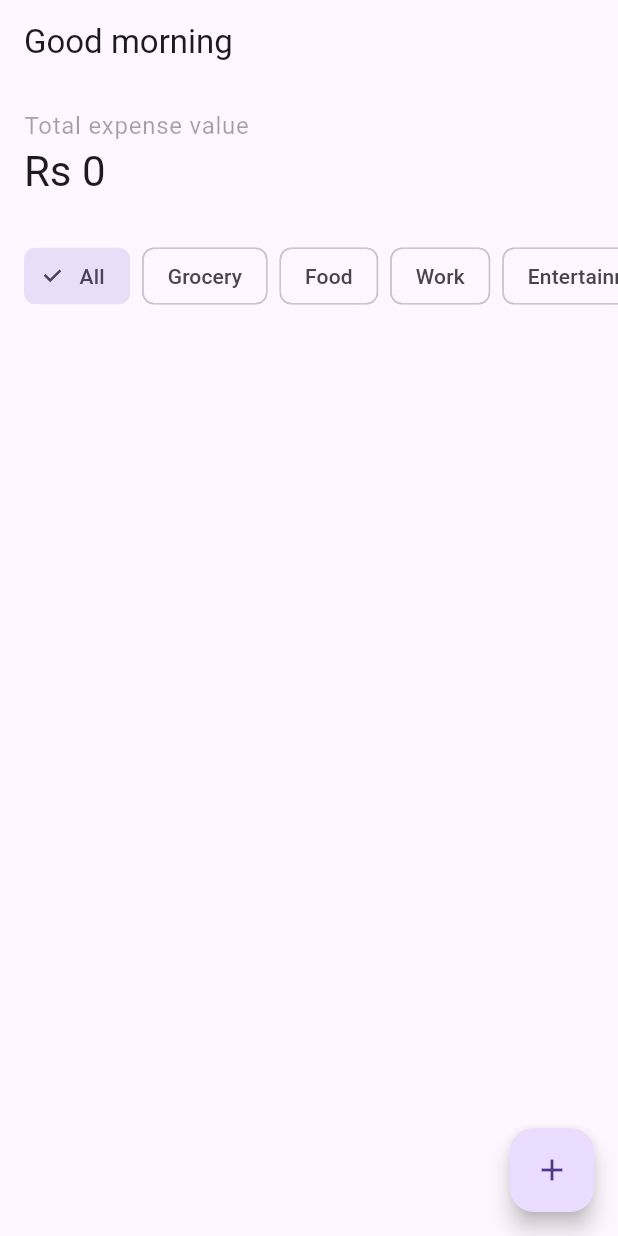
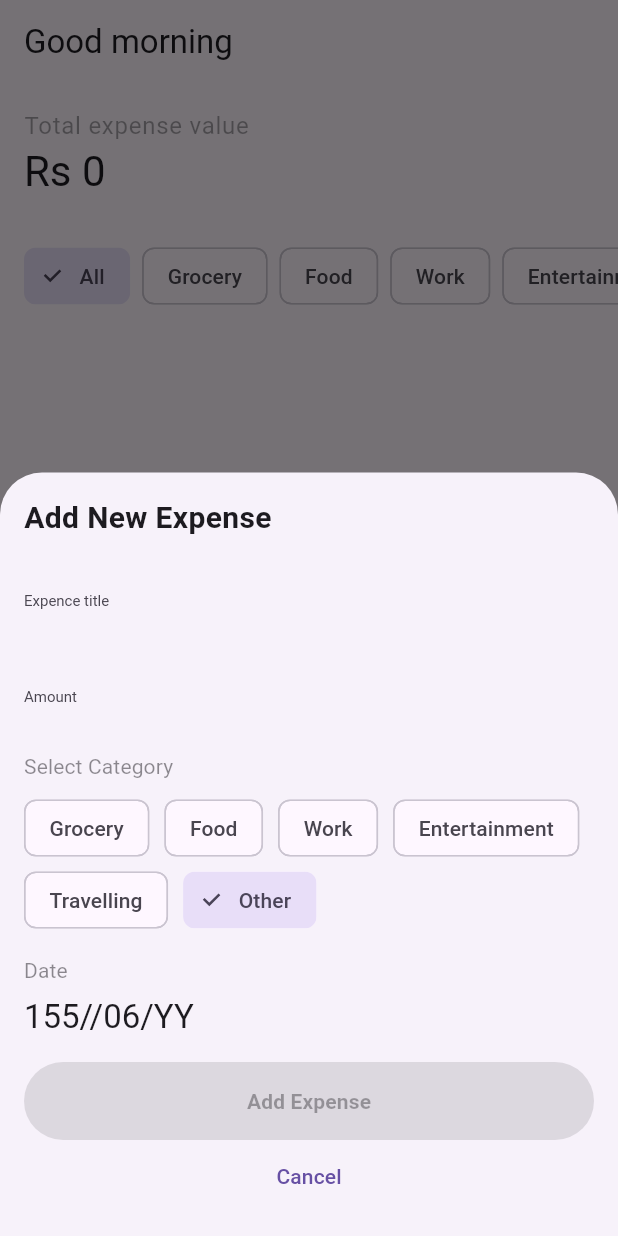
Before and after one commit to ErandaRandikaRox/Expence-tracker, a Flutter app: the screen it shows after launch, after a tap on the "add" icon, on a phone screen of 412 x 824 dp. Run offline on Flutter 3.47's test engine with Material 3 defaults, Android fonts, the phone set to English and light mode, and no system bars; our stand-ins replace bloc, equatable, flutter_bloc, rxdart, shared_preferences.

Commit message:
bug 1 fix

```diff
--- a/expence_tracker/lib/expense_form/expense_form_bloc.dart
+++ b/expence_tracker/lib/expense_form/expense_form_bloc.dart
@@ -1,8 +1,11 @@
 import 'package:bloc/bloc.dart';
 import 'package:equatable/equatable.dart';
+import 'package:expense_tracker/expence_list/expence_list_bloc.dart';
 import 'package:expense_tracker/models/catergory.dart';
 import 'package:expense_tracker/models/expence.dart';
 import 'package:expense_tracker/repositories/expence_reporsitory.dart';
+import 'package:flutter/material.dart';
+import 'package:flutter_bloc/flutter_bloc.dart';
 import 'package:uuid/uuid.dart';
 
 part 'expense_form_event.dart';
@@ -11,15 +14,23 @@ part 'expense_form_state.dart';
 class ExpenseFormBloc extends Bloc<ExpenseFormEvent, ExpenseFormState> {
   ExpenseFormBloc({
     required ExpenceReporsitory repository,
+    required BuildContext context,
     Expence? initialExpence,
   }) : _repository = repository,
+       _context = context,
        super(
          ExpenseFormState(
            initialExpence: initialExpence,
-           title: initialExpence!.title,
-           amount: initialExpence.amount,
-           date: DateTime.now(),
-           catergory: initialExpence.catergory,
+           title: initialExpence?.title ?? '',
+           amount: initialExpence?.amount ?? 0.0,
+           date: initialExpence?.date ?? DateTime.now(),
+           catergory: initialExpence?.catergory ?? Catergory.other,
+           isFormValid: _isFormValid(
+             initialExpence?.title ?? '',
+             initialExpence?.amount ?? 0.0,
+             initialExpence?.catergory ?? Catergory.other,
+             initialExpence?.date ?? DateTime.now(),
+           ),
          ),
        ) {
     on<ExpenseTitleChanged>(_onTitleChanged);
@@ -30,34 +41,46 @@ class ExpenseFormBloc extends Bloc<ExpenseFormEvent, ExpenseFormState> {
   }
 
   final ExpenceReporsitory _repository;
+  final BuildContext _context;
 
   void _onTitleChanged(
     ExpenseTitleChanged event,
     Emitter<ExpenseFormState> emit,
   ) {
-    emit(state.copyWith(title: event.title));
+    emit(state.copyWith(
+      title: event.title,
+      isFormValid: _isFormValid(event.title, state.amount, state.catergory, state.date),
+    ));
   }
 
   void _onAmountChanged(
     ExpenseAmountChanged event,
     Emitter<ExpenseFormState> emit,
   ) {
-    final amount = double.tryParse(event.amount) ?? 0.0;
-    emit(state.copyWith(amount: amount));
+    emit(state.copyWith(
+      amount: event.amount,
+      isFormValid: _isFormValid(state.title, event.amount, state.catergory, state.date),
+    ));
   }
 
   void _onDateChanged(
     ExpenseDateChanged event,
     Emitter<ExpenseFormState> emit,
   ) {
-    emit(state.copyWith(date: event.date));
+    emit(state.copyWith(
+      date: event.date,
+      isFormValid: _isFormValid(state.title, state.amount, state.catergory, event.date),
+    ));
   }
 
   void _onCategoryChanged(
     ExpenseCategoryChanged event,
     Emitter<ExpenseFormState> emit,
   ) {
-    emit(state.copyWith(catergory: event.catergory));
+    emit(state.copyWith(
+      catergory: event.catergory,
+      isFormValid: _isFormValid(state.title, state.amount, event.catergory, state.date),
+    ));
   }
 
   Future<void> _onSubmitted(
@@ -68,48 +91,66 @@ class ExpenseFormBloc extends Bloc<ExpenseFormEvent, ExpenseFormState> {
       emit(
         state.copyWith(
           status: ExpenseFormStatus.failure,
-          errorMessage: 'Please fill all fields correctly',
+          errorMessage: 'Please fill all fields correctly (title, amount > 0, category, date).',
         ),
       );
       return;
     }
 
-    final expense =
-        (state.initialExpence)?.copyWith(
-          id: const Uuid().v4(),
-          title: state.title,
-          amount: state.amount,
+    final expense = (state.initialExpence)?.copyWith(
+          id: state.initialExpence!.id,
+          title: state.title!,
+          amount: state.amount!,
           date: state.date!,
-          catergory: state.catergory,
+          catergory: state.catergory!,
         ) ??
         Expence(
           id: const Uuid().v4(),
-          title: state.title,
-          amount: state.amount,
+          title: state.title!,
+          amount: state.amount!,
           date: state.date!,
-          catergory: state.catergory,
+          catergory: state.catergory!,
         );
 
     emit(state.copyWith(status: ExpenseFormStatus.loading));
 
     try {
-      await _repository.createExpence(expense);
+      if (state.initialExpence != null) {
+        await _repository.updateExpense(expense);
+        _context.read<ExpenseListBloc>().add(ExpenseListExpenseUpdated(expense));
+      } else {
+        await _repository.createExpence(expense);
+        _context.read<ExpenseListBloc>().add(ExpenseListExpenseAdded(expense));
+      }
       emit(
         state.copyWith(
           status: ExpenseFormStatus.success,
+          initialExpence: null,
           title: '',
           amount: 0.0,
           date: DateTime.now(),
           catergory: Catergory.other,
+          isFormValid: false,
+          errorMessage: null,
         ),
       );
     } catch (e) {
       emit(
         state.copyWith(
           status: ExpenseFormStatus.failure,
-          errorMessage: e.toString(),
+          errorMessage: 'Failed to save expense: $e',
         ),
       );
     }
   }
+
+  static bool _isFormValid(String? title, double? amount, Catergory? catergory, DateTime? date) {
+    return title != null &&
+        title.isNotEmpty &&
+        amount != null &&
+        amount > 0 &&
+        catergory != null &&
+        catergory != Catergory.all &&
+        date != null;
+  }
 }
--- a/expence_tracker/lib/expense_form/expense_form_event.dart
+++ b/expence_tracker/lib/expense_form/expense_form_event.dart
@@ -1,5 +1,4 @@
 part of 'expense_form_bloc.dart';
-
 
 abstract class ExpenseFormEvent extends Equatable {
   const ExpenseFormEvent();
@@ -18,7 +17,7 @@ class ExpenseTitleChanged extends ExpenseFormEvent {
 
 class ExpenseAmountChanged extends ExpenseFormEvent {
   const ExpenseAmountChanged(this.amount);
-  final String amount;
+  final double amount;
 
   @override
   List<Object> get props => [amount];
--- a/expence_tracker/lib/expense_form/expense_form_state.dart
+++ b/expence_tracker/lib/expense_form/expense_form_state.dart
@@ -4,53 +4,56 @@ enum ExpenseFormStatus { initial, loading, success, failure }
 
 class ExpenseFormState extends Equatable {
   const ExpenseFormState({
+    this.initialExpence,
     this.title = '',
     this.amount = 0.0,
     this.date,
     this.catergory = Catergory.other,
     this.status = ExpenseFormStatus.initial,
-    this.initialExpence,
     this.errorMessage,
+    this.isFormValid = false,
   });
 
+  final Expence? initialExpence;
   final String title;
   final double amount;
   final DateTime? date;
   final Catergory catergory;
   final ExpenseFormStatus status;
-  final Expence? initialExpence;
   final String? errorMessage;
+  final bool isFormValid;
 
   ExpenseFormState copyWith({
+    Expence? initialExpence,
     String? title,
     double? amount,
     DateTime? date,
     Catergory? catergory,
     ExpenseFormStatus? status,
-    Expence? initialExpence,
     String? errorMessage,
+    bool? isFormValid,
   }) {
     return ExpenseFormState(
+      initialExpence: initialExpence ?? this.initialExpence,
       title: title ?? this.title,
       amount: amount ?? this.amount,
       date: date ?? this.date,
       catergory: catergory ?? this.catergory,
       status: status ?? this.status,
-      initialExpence: initialExpence ?? this.initialExpence,
       errorMessage: errorMessage ?? this.errorMessage,
+      isFormValid: isFormValid ?? this.isFormValid,
     );
   }
 
-  bool get isFormValid => title.isNotEmpty && amount > 0 && date != null;
-
   @override
   List<Object?> get props => [
+        initialExpence,
         title,
         amount,
         date,
         catergory,
         status,
-    initialExpence,
         errorMessage,
+        isFormValid,
       ];
 }
--- a/expence_tracker/lib/extentions/extenstion.dart
+++ b/expence_tracker/lib/extentions/extenstion.dart
@@ -1,5 +1,6 @@
 import 'package:expense_tracker/expense_form/expense_form_bloc.dart';
 import 'package:expense_tracker/models/expence.dart';
+import 'package:expense_tracker/repositories/expence_reporsitory.dart';
 import 'package:flutter/material.dart';
 import 'package:flutter_bloc/flutter_bloc.dart';
 import 'package:provider/provider.dart';
@@ -12,7 +13,9 @@ extension Appx on BuildContext {
           (context) => BlocProvider(
             create: (context) => ExpenseFormBloc(
               initialExpence: expence,
-              repository: read()),
+              repository:  read<ExpenceReporsitory>(),
+              context: this
+               ),
             child: Container(),
           ),
 
--- a/expence_tracker/lib/pages/home.dart
+++ b/expence_tracker/lib/pages/home.dart
@@ -1,7 +1,14 @@
 import 'package:expense_tracker/expence_list/expence_list_bloc.dart';
+import 'package:expense_tracker/expense_form/expense_form_bloc.dart';
+import 'package:expense_tracker/repositories/expence_reporsitory.dart';
+import 'package:expense_tracker/widgets/addButtonWidject.dart';
 import 'package:expense_tracker/widgets/expenceFilterWidject.dart';
 import 'package:expense_tracker/widgets/expenseWidject.dart';
+import 'package:expense_tracker/widgets/textFieldWidgect.dart';
 import 'package:expense_tracker/widgets/totalExpenceWidject.dart';
+import 'package:expense_tracker/widgets/amountfieldwidject.dart';
+import 'package:expense_tracker/widgets/catergoryfieldWidject.dart';
+import 'package:expense_tracker/widgets/datefieldwidject.dart';
 import 'package:flutter/material.dart';
 import 'package:flutter_bloc/flutter_bloc.dart';
 
@@ -18,7 +25,6 @@ class Home extends StatelessWidget {
           children: [
             BlocBuilder<ExpenseListBloc, ExpenseListState>(
               builder: (context, state) {
-                // Calculate total amount from expenses
                 final totalAmount = state.filteredExpences.fold<double>(
                   0.0,
                   (sum, expense) => sum + (expense.amount ?? 0.0),
@@ -35,9 +41,65 @@ class Home extends StatelessWidget {
       ),
       floatingActionButton: FloatingActionButton(
         onPressed: () {
-          // Ensure context.showAddExpences is defined; this might be a custom extension
-          // If not, replace with actual logic to show add expense screen
-          // context.showAddExpences();
+          showModalBottomSheet(
+            context: context,
+            isScrollControlled: true,
+            builder: (context) => BlocProvider(
+              create: (context) => ExpenseFormBloc(
+                repository: RepositoryProvider.of<ExpenceReporsitory>(context),
+                context: context,
+              ),
+              child: Padding(
+                padding: EdgeInsets.only(
+                  bottom: MediaQuery.of(context).viewInsets.bottom,
+                  left: 16,
+                  right: 16,
+                  top: 16,
+                ),
+                child: SingleChildScrollView(
+                  child: Column(
+                    mainAxisSize: MainAxisSize.min,
+                    crossAxisAlignment: CrossAxisAlignment.stretch,
+                    children: [
+                      const Text(
+                        'Add New Expense',
+                        style: TextStyle(
+                          fontSize: 20,
+                          fontWeight: FontWeight.bold,
+                        ),
+                      ),
+                      const SizedBox(height: 16),
+                      TextFieldWidgect(),
+                      const SizedBox(height: 16),
+                      Amountfieldwidject(),
+                      const SizedBox(height: 16),
+                      const CatergoryfieldWidject(),
+                      const SizedBox(height: 16),
+                      const Datefieldwidject(),
+                      const SizedBox(height: 16),
+                      BlocListener<ExpenseFormBloc, ExpenseFormState>(
+                        listener: (context, state) {
+                          if (state.status == ExpenseFormStatus.success) {
+                            Navigator.pop(context);
+                          } else if (state.status == ExpenseFormStatus.failure && state.errorMessage != null) {
+                            ScaffoldMessenger.of(context).showSnackBar(
+                              SnackBar(content: Text(state.errorMessage!)),
+                            );
+                          }
+                        },
+                        child: const AddButtonWidget(),
+                      ),
+                      TextButton(
+                        onPressed: () => Navigator.pop(context),
+                        child: const Text('Cancel'),
+                      ),
+                      const SizedBox(height: 16),
+                    ],
+                  ),
+                ),
+              ),
+            ),
+          );
         },
         child: const Icon(Icons.add),
       ),
--- /dev/null
+++ b/expence_tracker/lib/widgets/amountfieldwidject.dart
@@ -0,0 +1,25 @@
+import 'package:expense_tracker/expense_form/expense_form_bloc.dart';
+import 'package:flutter/material.dart';
+import 'package:flutter_bloc/flutter_bloc.dart';
+
+class Amountfieldwidject extends StatelessWidget {
+  const Amountfieldwidject({super.key});
+
+  @override
+  Widget build(BuildContext context) {
+    final textTheme = Theme.of(context).textTheme;
+    final state = context.watch<ExpenseFormBloc>().state;
+    return TextFormField(
+      style: textTheme.displaySmall?.copyWith(fontSize: 10),
+      onChanged: (value) {
+        context.read<ExpenseFormBloc>().add(ExpenseAmountChanged((double.tryParse(value) ?? 0.0) as double));
+      },
+      keyboardType: TextInputType.number,
+      decoration: InputDecoration(
+        enabled: state.status != ExpenseFormStatus.loading,
+        border: InputBorder.none,
+        hintText: 'Amount',
+      ),
+    );
+  }
+}
```
Lines whose indentation alone changed are shown as unchanged.
